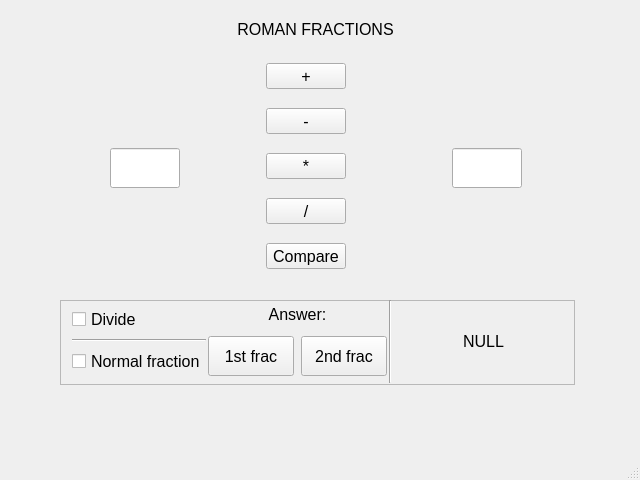
Qt form src/mainwindow.ui (Tsettaro/roman-fraction) before a commit.
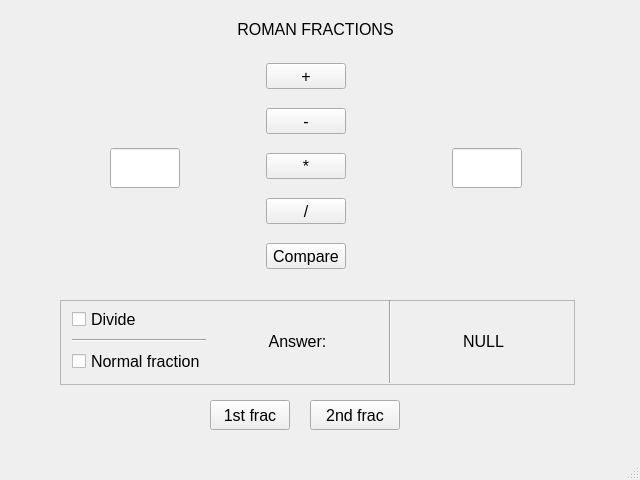
The same form after that commit. Icons and pictures are not drawn.

Commit message:
Buttons only after calculations
1) Buttons for copy results to fraction's fields moved to bottom of
program
2) These buttons are only visible after mathematical calculations. They
are hidden at startup or after comparison

Diff of the .ui file:
```diff
--- a/src/mainwindow.ui
+++ b/src/mainwindow.ui
@@ -395,36 +395,6 @@
           </property>
          </widget>
         </item>
-        <item>
-         <layout class="QGridLayout" name="gridLayout_2">
-          <item row="0" column="1">
-           <widget class="QPushButton" name="cp_1st">
-            <property name="maximumSize">
-             <size>
-              <width>90</width>
-              <height>40</height>
-             </size>
-            </property>
-            <property name="text">
-             <string>1st frac</string>
-            </property>
-           </widget>
-          </item>
-          <item row="0" column="2">
-           <widget class="QPushButton" name="cp_2nd">
-            <property name="maximumSize">
-             <size>
-              <width>90</width>
-              <height>40</height>
-             </size>
-            </property>
-            <property name="text">
-             <string>2nd frac</string>
-            </property>
-           </widget>
-          </item>
-         </layout>
-        </item>
        </layout>
       </item>
       <item>
@@ -466,6 +436,44 @@
      </layout>
     </widget>
    </widget>
+   <widget class="QPushButton" name="cp_1st">
+    <property name="geometry">
+     <rect>
+      <x>210</x>
+      <y>400</y>
+      <width>80</width>
+      <height>30</height>
+     </rect>
+    </property>
+    <property name="maximumSize">
+     <size>
+      <width>90</width>
+      <height>40</height>
+     </size>
+    </property>
+    <property name="text">
+     <string>1st frac</string>
+    </property>
+   </widget>
+   <widget class="QPushButton" name="cp_2nd">
+    <property name="geometry">
+     <rect>
+      <x>310</x>
+      <y>400</y>
+      <width>90</width>
+      <height>30</height>
+     </rect>
+    </property>
+    <property name="maximumSize">
+     <size>
+      <width>90</width>
+      <height>40</height>
+     </size>
+    </property>
+    <property name="text">
+     <string>2nd frac</string>
+    </property>
+   </widget>
   </widget>
   <widget class="QMenuBar" name="menubar">
    <property name="geometry">
```
Left out of the diff: 46 changed lines with no effect on the pictures. The commit also changes 2 other files.
